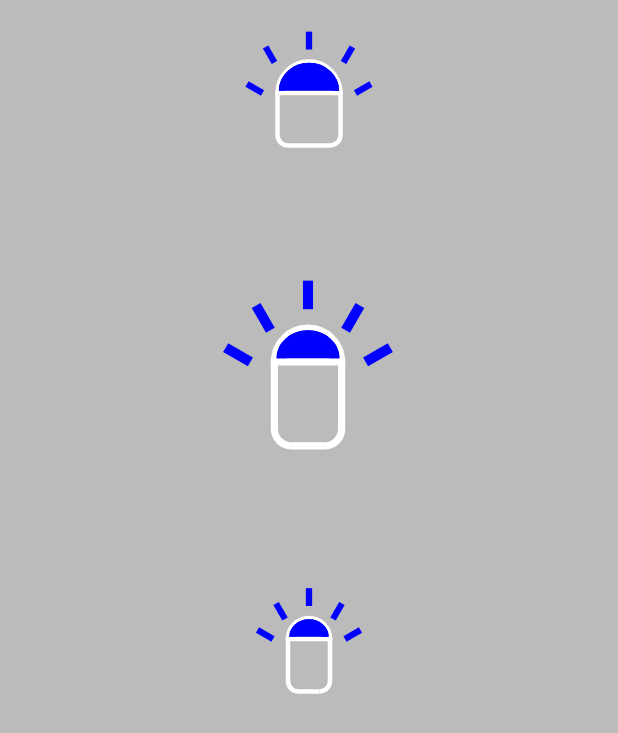
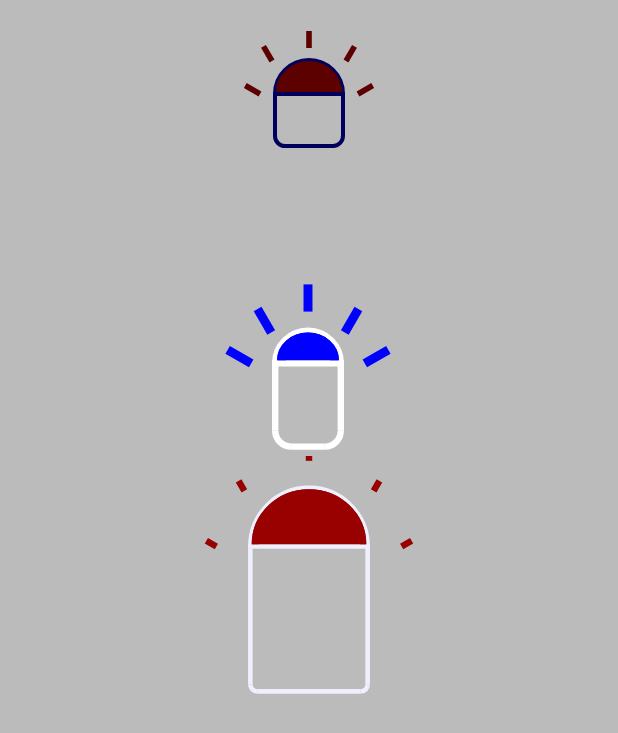
Before and after one commit to RustFisher/aboutView, an Android app: the screen it shows after launch (BulbViewActivity), after a tap on "Bulb view", on a phone screen of 412 x 824 dp. Shown: the top 733 px of the screen. Run offline under Robolectric (Android 15) with nearby library versions, the phone set to English and light mode, and no system bars; our stand-ins replace CircleImageView.

Commit message:
add attr

```diff
--- a/FisherAndroidChart/src/main/java/com/rustfisher/fisherandroidchart/BulbView.java
+++ b/FisherAndroidChart/src/main/java/com/rustfisher/fisherandroidchart/BulbView.java
@@ -1,24 +1,26 @@
 package com.rustfisher.fisherandroidchart;
 
 import android.content.Context;
+import android.content.res.TypedArray;
 import android.graphics.Canvas;
 import android.graphics.Color;
 import android.graphics.Paint;
 import android.graphics.RectF;
 import android.util.AttributeSet;
-import android.util.Log;
 import android.util.TypedValue;
 import android.widget.ImageView;
 
 public class BulbView extends ImageView {
 
-    private static final String TAG = BulbView.class.getSimpleName();
+//    private static final String TAG = BulbView.class.getSimpleName();
     private float lineWid;
     private float botArcR;
     private float botLineLen;
     private float midHeight;
     private float shineLen;
     private float wholeSizeRatio;
+    private int shineColor;
+    private int bulbOutlineColor;
 
     private Paint shinePaint = new Paint();
 
@@ -38,13 +40,16 @@ public class BulbView extends ImageView {
 
     public BulbView(Context context, AttributeSet attrs, int defStyleAttr) {
         super(context, attrs, defStyleAttr);
-
-        lineWid = dpToPx(3);
-        botArcR = dpToPx(7);
-        botLineLen = dpToPx(14);
-        midHeight = dpToPx(28);
-        shineLen = (float) (botLineLen * 0.85);
-        wholeSizeRatio = 1.0f;
+        TypedArray a = context.obtainStyledAttributes(attrs, R.styleable.BulbView, defStyleAttr, 0);
+        lineWid = a.getDimensionPixelSize(R.styleable.BulbView_lineWid, (int) dpToPx(3));
+        botArcR = a.getDimensionPixelSize(R.styleable.BulbView_botArcRadius, (int) dpToPx(7));
+        botLineLen = a.getDimensionPixelSize(R.styleable.BulbView_botLineLen, (int) dpToPx(14));
+        midHeight = a.getDimensionPixelSize(R.styleable.BulbView_midHeight, (int) dpToPx(28));
+        shineLen = a.getDimensionPixelSize(R.styleable.BulbView_shineLen, (int) (botLineLen * 0.85));
+        wholeSizeRatio = a.getFloat(R.styleable.BulbView_wholeSizeRatio, 1.0f);
+        bulbOutlineColor = a.getColor(R.styleable.BulbView_bulbOutlineColor, Color.WHITE);
+        shineColor = a.getColor(R.styleable.BulbView_shineColor, Color.BLUE);
+        a.recycle();
 
         initSize();
 
@@ -60,10 +65,10 @@ public class BulbView extends ImageView {
         bgPaint.setFlags(Paint.ANTI_ALIAS_FLAG);
         bgPaint.setStyle(Paint.Style.STROKE);
         bgPaint.setStrokeWidth(lineWid);
-        bgPaint.setColor(Color.WHITE);
+        bgPaint.setColor(bulbOutlineColor);
 
         shinePaint.setFlags(Paint.ANTI_ALIAS_FLAG);
-        shinePaint.setColor(Color.BLUE);
+        shinePaint.setColor(shineColor);
     }
 
     public void setWholeSizeRatio(float wholeSizeRatio) {
@@ -75,6 +80,18 @@ public class BulbView extends ImageView {
     public void setBotLineLenDp(float lenDp) {
         this.botLineLen = dpToPx(lenDp);
         initSize();
+        invalidate();
+    }
+
+    public void setShineColor(int shineColor) {
+        this.shineColor = shineColor;
+        shinePaint.setColor(shineColor);
+        invalidate();
+    }
+
+    public void setBulbOutlineColor(int bulbOutlineColor) {
+        this.bulbOutlineColor = bulbOutlineColor;
+        bgPaint.setColor(bulbOutlineColor);
         invalidate();
     }
 
@@ -120,6 +137,7 @@ public class BulbView extends ImageView {
 
         /**
          * Draw shining bulb head
+         * Draw an outline and then draw inner
          */
         shinePaint.setStyle(Paint.Style.STROKE);
         float shineLineWid = (float) (1.4 * lineWid);
@@ -129,7 +147,7 @@ public class BulbView extends ImageView {
                 (midP1_x - lineWid),
                 (float) (midP4_y + (midP1_x - midP4_x) / 2.0 - lineWid * 2));
         canvas.drawArc(headShineRectF, 180, 180, false, shinePaint);
-        shinePaint.setStyle(Paint.Style.FILL_AND_STROKE);
+        shinePaint.setStyle(Paint.Style.FILL_AND_STROKE);// Draw inner color
         headShineRectF.set((midP4_x + lineWid),
                 (float) (midP4_y - (midP1_x - midP4_x) / 2.0 + lineWid),
                 (midP1_x - lineWid),
--- /dev/null
+++ b/FisherAndroidChart/src/main/res/values/attr_bulb_view.xml
@@ -0,0 +1,13 @@
+<?xml version="1.0" encoding="utf-8"?>
+<resources>
+    <declare-styleable name="BulbView">
+        <attr name="lineWid" format="dimension" />
+        <attr name="botArcRadius" format="dimension" />
+        <attr name="botLineLen" format="dimension" />
+        <attr name="midHeight" format="dimension" />
+        <attr name="shineLen" format="dimension" />
+        <attr name="wholeSizeRatio" format="float" />
+        <attr name="shineColor" format="color" />
+        <attr name="bulbOutlineColor" format="color" />
+    </declare-styleable>
+</resources>
--- a/app/src/main/java/com/rust/aboutview/activity/BulbViewActivity.java
+++ b/app/src/main/java/com/rust/aboutview/activity/BulbViewActivity.java
@@ -1,6 +1,7 @@
 package com.rust.aboutview.activity;
 
 import android.app.Activity;
+import android.graphics.Color;
 import android.os.Bundle;
 
 import com.rust.aboutview.R;
@@ -10,6 +11,7 @@ public class BulbViewActivity extends Activity {
 
     private BulbView bulbView1;
     private BulbView bulbView2;
+    BulbView bulbView3;
 
     @Override
     protected void onCreate(Bundle savedInstanceState) {
@@ -18,8 +20,10 @@ public class BulbViewActivity extends Activity {
 
         bulbView1 = (BulbView) findViewById(R.id.bulb_view_1);
         bulbView2 = (BulbView) findViewById(R.id.bulb_view_2);
+        bulbView3 = (BulbView) findViewById(R.id.bulb_view_3);
 
         bulbView2.setWholeSizeRatio(1.6f);
+        bulbView3.setWholeSizeRatio(2.3f);
 
     }
 
@@ -31,7 +35,7 @@ public class BulbViewActivity extends Activity {
             public void run() {
                 for (int i = 0; i < 20; i++) {
                     try {
-                        Thread.sleep(300L);
+                        Thread.sleep(200L);
                     } catch (InterruptedException e) {
                         e.printStackTrace();
                     }
@@ -40,6 +44,8 @@ public class BulbViewActivity extends Activity {
                         @Override
                         public void run() {
                             bulbView1.setBotLineLenDp(20 + finalI);
+                            bulbView1.setShineColor(Color.rgb(20 + finalI * 6, 0, 0));
+                            bulbView1.setBulbOutlineColor(Color.rgb(0, 0, 20 + finalI * 6));
                         }
                     });
                 }
--- a/app/src/main/res/layout/act_bulb_view.xml
+++ b/app/src/main/res/layout/act_bulb_view.xml
@@ -1,5 +1,6 @@
 <?xml version="1.0" encoding="utf-8"?>
 <RelativeLayout xmlns:android="http://schemas.android.com/apk/res/android"
+    xmlns:app="http://schemas.android.com/apk/res-auto"
     android:layout_width="match_parent"
     android:layout_height="match_parent"
     android:background="#bbbbbb">
@@ -24,7 +25,15 @@
         android:layout_height="160dp"
         android:layout_below="@id/bulb_view_2"
         android:layout_centerHorizontal="true"
-        android:layout_marginTop="2dp" />
+        android:layout_marginTop="2dp"
+        app:botArcRadius="2dp"
+        app:botLineLen="30dp"
+        app:bulbOutlineColor="#efeffe"
+        app:lineWid="1dp"
+        app:midHeight="40dp"
+        app:shineColor="#990000"
+        app:shineLen="3dp"
+         />
 
 
 </RelativeLayout>
```
Also changed, not shown: FisherAndroidChart/build.gradle (line endings or trailing spaces), FisherAndroidChart/src/main/AndroidManifest.xml (line endings or trailing spaces), FisherAndroidChart/src/main/java/com/rustfisher/fisherandroidchart/DashboardProgressView.java (line endings or trailing spaces), FisherAndroidChart/src/main/java/com/rustfisher/fisherandroidchart/Info.java (line endings or trailing spaces), FisherAndroidChart/src/main/res/values/attr_dashboard_progress.xml (line endings or trailing spaces), FisherAndroidChart/src/main/res/values/strings.xml (line endings or trailing spaces), app/src/main/java/com/rust/aboutview/activity/RxAndroidActivity.java (line endings or trailing spaces), app/src/main/java/com/rust/widget/DividerLine.java (line endings or trailing spaces), app/src/main/res/drawable/bg_gray_block.xml (line endings or trailing spaces), app/src/main/res/drawable/seek_bar_progress_drawable_1.xml (line endings or trailing spaces), app/src/main/res/drawable/thumb_1.xml (line endings or trailing spaces), app/src/main/res/layout/act_rx_android.xml (line endings or trailing spaces), 4 other files.
